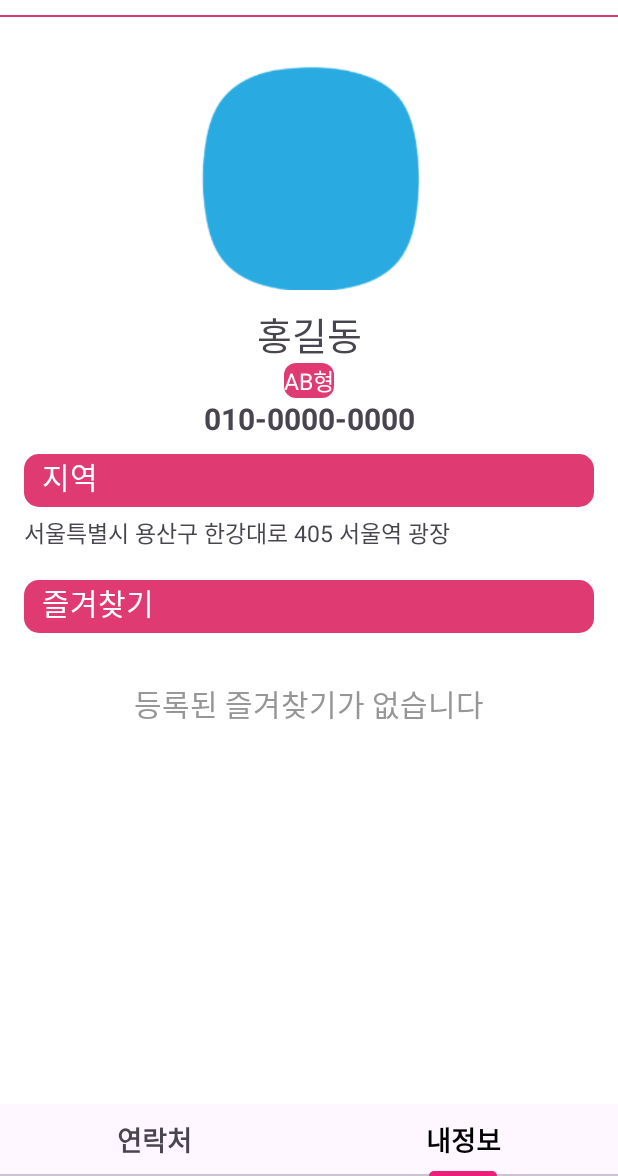
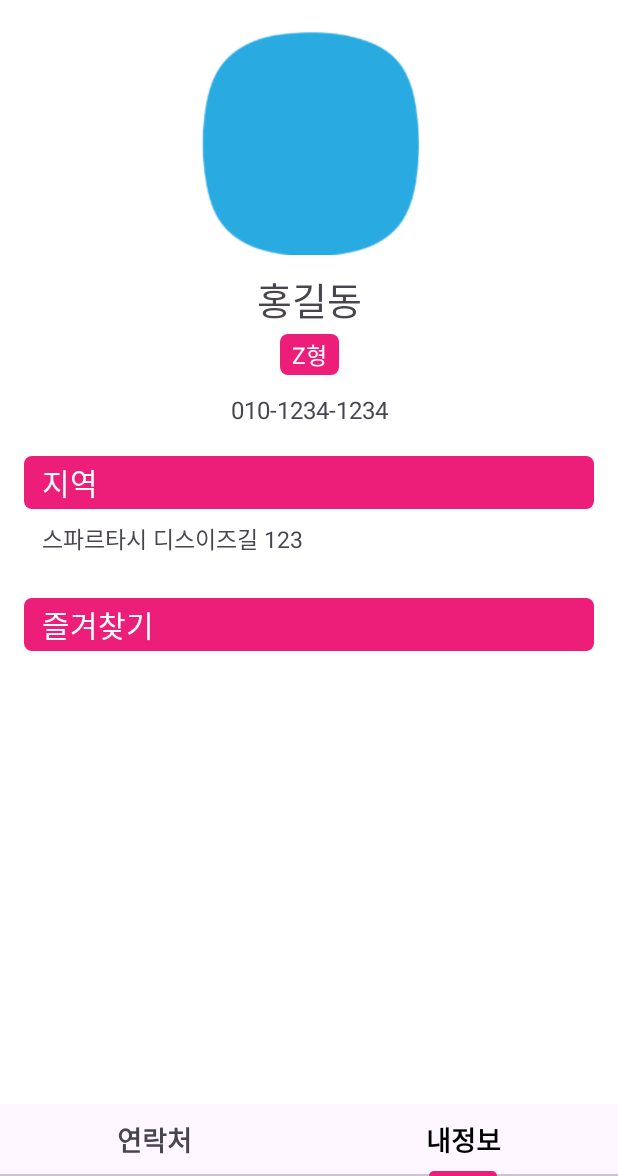
Before and after one commit to 9haejwo/contact_119, an Android app: the screen it shows after launch (MainActivity), item 2 of the bottom bar chosen, on a phone screen of 412 x 824 dp, the part 60-1236 px from its top. Run offline under Robolectric (Android 15) with nearby library versions, the phone set to English and light mode, and no system bars; libraries missing offline, so code that uses them is left out: coil.api.load; 2 statements that could not run were skipped.

Commit message:
[Feat]: my page

```diff
--- a/app/src/main/java/com/android/contact_119/MyPageFragment.kt
+++ b/app/src/main/java/com/android/contact_119/MyPageFragment.kt
@@ -1,5 +1,6 @@
 package com.android.contact_119
 
+import android.content.Context
 import android.os.Bundle
 import android.util.Log
 import androidx.fragment.app.Fragment
@@ -9,7 +10,10 @@ import android.view.ViewGroup
 import androidx.recyclerview.widget.GridLayoutManager
 import com.android.contact_119.databinding.FragmentMyPageBinding
 import com.android.contact_119.adapter.ContactListAdapter
+import com.android.contact_119.adapter.MyAdapter
+import com.android.contact_119.adapter.ViewPagerAdapter
 import com.android.contact_119.data.ContactItems
+import com.android.contact_119.fragment.ContactFragment
 import com.android.contact_119.manager.ContactItemManager
 import com.android.contact_119.manager.UserManager
 
@@ -17,7 +21,6 @@ class MyPageFragment : Fragment() {
     private val binding by lazy { FragmentMyPageBinding.inflate(layoutInflater) }
     private val layoutManager = GridLayoutManager(context, 1)
     private val listAdapter = ContactListAdapter(layoutManager)
-
     override fun onCreateView(
         inflater: LayoutInflater, container: ViewGroup?,
         savedInstanceState: Bundle?
@@ -27,11 +30,16 @@ class MyPageFragment : Fragment() {
 
     override fun onViewCreated(view: View, savedInstanceState: Bundle?) {
         super.onViewCreated(view, savedInstanceState)
+        setUP()
+    }
+
+    private fun setUP() {
         initRecyclerView()
         initInput()
+        updateView()
     }
 
-    private fun initRecyclerView(){
+    private fun initRecyclerView() {
         Log.i("my_page_test", "click")
 
         binding.mypageRecyclerview.adapter = listAdapter
@@ -42,6 +50,17 @@ class MyPageFragment : Fragment() {
     private fun initInput() {
         clickView()
         clickFavorite()
+    }
+
+    private fun updateView() {
+        val user = UserManager.getUserByName(nowUser)
+
+        with(binding) {
+            tvUesrname.text = user.userName
+            tvBloodtype.text = user.bloodType
+            tvDetaillocate.text = user.location
+            tvPhonenum.text = user.phoneNumber
+        }
     }
 
     private fun clickView() {
@@ -81,8 +100,8 @@ class MyPageFragment : Fragment() {
             ) {
                 listAdapter.submitList(favoriteList)
             }
-        }.also { fragment.refrecher = it }
+        }.also {
+            fragment.refrecher = it
+        }
     }
-
-
 }
--- a/app/src/main/java/com/android/contact_119/adapter/ViewPagerAdapter.kt
+++ b/app/src/main/java/com/android/contact_119/adapter/ViewPagerAdapter.kt
@@ -16,6 +16,5 @@ class ViewPagerAdapter(private val mainActivity: MainActivity) :
             1 -> MyPageFragment()
             else -> throw IllegalStateException("포지션 에러")
         }
-
     }
 }
--- a/app/src/main/java/com/android/contact_119/fragment/ContactFragment.kt
+++ b/app/src/main/java/com/android/contact_119/fragment/ContactFragment.kt
@@ -36,6 +36,7 @@ class ContactFragment : Fragment(), ContactDataListener {
     private val listAdapter by lazy { ContactListAdapter(gridLayoutManager) }
     private val gridLayoutManager = GridLayoutManager(context, 1)
     private lateinit var itemTouchHelper: ItemTouchHelper
+    private val myPageRefresher: DetailFragment.RefreshRecyclerView? = null
 
     override fun onCreateView(
         inflater: LayoutInflater, container: ViewGroup?,
@@ -136,6 +137,7 @@ class ContactFragment : Fragment(), ContactDataListener {
                 UserManager.registFavoriteItem(nowUser, item.ItemID)
                 ContactItemManager.checkFavorite(item.ItemID)
                 listAdapter.submitList(ContactItemManager.sortAllWithHeader().toList())
+                myPageRefresher?.refreshRecycler(ContactItemManager.sortAllWithHeader(), ContactItemManager.sortFavoriteWithHeader())
             }
         }.also { listAdapter.favoriteClick = it }
     }
--- /dev/null
+++ b/app/src/main/res/drawable/box_background.xml
@@ -0,0 +1,9 @@
+<?xml version="1.0" encoding="utf-8"?>
+<selector xmlns:android="http://schemas.android.com/apk/res/android">
+    <item>
+        <shape android:shape="rectangle">
+            <solid android:color="@color/main_color" />
+            <corners android:radius="5dp" />
+        </shape>
+    </item>
+</selector>
--- a/app/src/main/res/layout/fragment_contact.xml
+++ b/app/src/main/res/layout/fragment_contact.xml
@@ -40,7 +40,6 @@
                         app:layout_constraintBottom_toBottomOf="parent"
                         app:layout_constraintEnd_toEndOf="parent"
                         app:layout_constraintStart_toStartOf="parent" />
-
 
                 </androidx.constraintlayout.widget.ConstraintLayout>
 
--- a/app/src/main/res/layout/fragment_my_page.xml
+++ b/app/src/main/res/layout/fragment_my_page.xml
@@ -1,19 +1,30 @@
 <?xml version="1.0" encoding="utf-8"?>
-<ScrollView xmlns:android="http://schemas.android.com/apk/res/android"
+<androidx.constraintlayout.widget.ConstraintLayout xmlns:android="http://schemas.android.com/apk/res/android"
     xmlns:app="http://schemas.android.com/apk/res-auto"
     android:layout_width="match_parent"
+    android:layout_height="match_parent"
+    android:background="@color/white">
+
+    <androidx.coordinatorlayout.widget.CoordinatorLayout
+        android:layout_width="match_parent"
+        android:layout_height="match_parent"
+        android:background="@color/white">
+
+        <com.google.android.material.appbar.AppBarLayout
+            android:layout_width="match_parent"
+            android:layout_height="wrap_content">
+
+            <com.google.android.material.appbar.CollapsingToolbarLayout
+                android:layout_width="match_parent"
+                android:layout_height="match_parent"
+                app:layout_scrollFlags="scroll|exitUntilCollapsed">
+
+                <androidx.appcompat.widget.Toolbar
+                    android:layout_width="match_parent"
+                    android:layout_height="48dp"
                     android:background="@color/white"
-    android:layout_height="match_parent">
-
-    <androidx.constraintlayout.widget.ConstraintLayout
-        android:layout_width="match_parent"
-        android:layout_height="match_parent">
-
-        <androidx.constraintlayout.widget.ConstraintLayout
-            android:id="@+id/top_contents"
-            android:layout_width="match_parent"
-            android:layout_height="wrap_content"
-            app:layout_constraintTop_toTopOf="parent">
+                    android:elevation="10dp"
+                    app:layout_collapseMode="pin">
 
                     <ImageView
                         android:id="@+id/iv_top_logo"
@@ -26,24 +37,22 @@
                         app:layout_constraintStart_toStartOf="parent"
                         app:layout_constraintTop_toTopOf="parent" />
 
-            <View
-                android:id="@+id/top_line"
+                </androidx.appcompat.widget.Toolbar>
+
+                <androidx.constraintlayout.widget.ConstraintLayout
                     android:layout_width="match_parent"
-                android:layout_height="1dp"
-                android:layout_marginTop="10dp"
-                android:background="#DF3A72"
-                app:layout_constraintTop_toBottomOf="@id/iv_top_logo" />
+                    android:layout_height="match_parent"
+                    android:background="@color/white">
 
                     <ImageView
                         android:id="@+id/img_profil"
                         android:layout_width="150dp"
                         android:layout_height="150dp"
-                android:layout_marginTop="32dp"
+                        android:layout_marginTop="60dp"
                         android:src="@drawable/user_sample"
                         app:layout_constraintEnd_toEndOf="parent"
                         app:layout_constraintStart_toStartOf="parent"
-                app:layout_constraintTop_toBottomOf="@+id/top_line" />
-
+                        app:layout_constraintTop_toTopOf="parent" />
 
                     <TextView
                         android:id="@+id/tv_uesrname"
@@ -56,127 +65,87 @@
                         app:layout_constraintStart_toStartOf="parent"
                         app:layout_constraintTop_toBottomOf="@id/img_profil" />
 
-            <androidx.cardview.widget.CardView
-                android:id="@+id/iconItemCardView"
-                android:layout_width="wrap_content"
-                android:layout_height="wrap_content"
-                app:cardCornerRadius="8dp"
-                app:cardElevation="0dp"
-                app:layout_constraintEnd_toEndOf="parent"
-                app:layout_constraintStart_toStartOf="parent"
-                app:layout_constraintTop_toBottomOf="@+id/tv_uesrname">
-
                     <TextView
                         android:id="@+id/tv_bloodtype"
                         android:layout_width="wrap_content"
                         android:layout_height="wrap_content"
-                    android:background="#DF3A72"
+                        android:layout_marginTop="4dp"
+                        android:background="@drawable/box_background"
+                        android:paddingHorizontal="8dp"
+                        android:paddingVertical="2dp"
                         android:text="AB형"
                         android:textColor="@color/white"
-                    android:textSize="15sp" />
+                        android:textSize="15sp"
+                        app:layout_constraintEnd_toEndOf="parent"
+                        app:layout_constraintStart_toStartOf="parent"
+                        app:layout_constraintTop_toBottomOf="@id/tv_uesrname" />
 
-            </androidx.cardview.widget.CardView>
 
                     <TextView
                         android:id="@+id/tv_phonenum"
                         android:layout_width="wrap_content"
                         android:layout_height="wrap_content"
+                        android:layout_marginTop="12dp"
                         android:text="010-0000-0000"
-                android:textSize="20sp"
-                android:textStyle="bold"
+                        android:textSize="16sp"
                         app:layout_constraintEnd_toEndOf="parent"
                         app:layout_constraintStart_toStartOf="parent"
-                app:layout_constraintTop_toBottomOf="@id/iconItemCardView"
-
-                />
-
-            <androidx.cardview.widget.CardView
-                android:id="@+id/iconItemCardView2"
-                android:layout_width="match_parent"
-                android:layout_height="wrap_content"
-                android:layout_marginHorizontal="16dp"
-                android:layout_marginTop="10dp"
-                app:cardCornerRadius="10dp"
-                app:cardElevation="0dp"
-                app:layout_constraintEnd_toEndOf="parent"
-                app:layout_constraintStart_toStartOf="parent"
-                app:layout_constraintTop_toBottomOf="@+id/tv_phonenum">
+                        app:layout_constraintTop_toBottomOf="@id/tv_bloodtype" />
 
                     <TextView
                         android:id="@+id/tv_locate"
                         android:layout_width="match_parent"
                         android:layout_height="35dp"
-                    android:background="#DF3A72"
+                        android:layout_marginHorizontal="16dp"
+                        android:layout_marginTop="20dp"
+                        android:background="@drawable/box_background"
+                        android:gravity="center|start"
                         android:paddingStart="12dp"
                         android:text="지역"
                         android:textColor="@color/white"
                         android:textSize="20sp"
                         app:layout_constraintEnd_toEndOf="parent"
                         app:layout_constraintStart_toStartOf="parent"
-                    app:layout_constraintTop_toBottomOf="parent" />
-
-            </androidx.cardview.widget.CardView>
+                        app:layout_constraintTop_toBottomOf="@id/tv_phonenum" />
 
                     <TextView
                         android:id="@+id/tv_detaillocate"
                         android:layout_width="wrap_content"
                         android:layout_height="wrap_content"
-                android:layout_marginTop="5dp"
+                        android:layout_marginStart="12dp"
+                        android:layout_marginTop="8dp"
                         android:text="서울특별시 용산구 한강대로 405 서울역 광장"
                         android:textSize="15dp"
-                app:layout_constraintStart_toStartOf="@id/iconItemCardView2"
-                app:layout_constraintTop_toBottomOf="@+id/iconItemCardView2" />
-
-            <androidx.cardview.widget.CardView
-                android:id="@+id/iconItemCardView3"
-                android:layout_width="match_parent"
-                android:layout_height="wrap_content"
-                android:layout_marginHorizontal="16dp"
-                android:layout_marginTop="20dp"
-                app:cardCornerRadius="10dp"
-                app:cardElevation="0dp"
-                app:layout_constraintEnd_toEndOf="parent"
-                app:layout_constraintStart_toStartOf="parent"
-                app:layout_constraintTop_toBottomOf="@+id/tv_detaillocate">
+                        app:layout_constraintStart_toStartOf="@id/tv_locate"
+                        app:layout_constraintTop_toBottomOf="@+id/tv_locate" />
 
                     <TextView
                         android:id="@+id/tv_liked"
                         android:layout_width="match_parent"
                         android:layout_height="35dp"
-                    android:background="#DF3A72"
+                        android:layout_marginHorizontal="16dp"
+                        android:layout_marginTop="28dp"
+                        android:background="@drawable/box_background"
+                        android:gravity="center|start"
                         android:paddingStart="12dp"
                         android:text="즐겨찾기"
                         android:textColor="@color/white"
                         android:textSize="20sp"
                         app:layout_constraintEnd_toEndOf="parent"
-                    app:layout_constraintStart_toStartOf="parent"
-                    app:layout_constraintTop_toBottomOf="parent" />
-
-            </androidx.cardview.widget.CardView>
+                        app:layout_constraintTop_toBottomOf="@id/tv_detaillocate" />
 
                 </androidx.constraintlayout.widget.ConstraintLayout>
 
-        <TextView
-            android:layout_width="wrap_content"
-            android:layout_height="wrap_content"
-            android:layout_marginTop="32dp"
-            android:text="등록된 즐겨찾기가 없습니다"
-            android:textColor="#969696"
-            android:textSize="20dp"
-            app:layout_constraintEnd_toEndOf="parent"
-            app:layout_constraintStart_toStartOf="parent"
-            app:layout_constraintTop_toBottomOf="@id/top_contents" />
+            </com.google.android.material.appbar.CollapsingToolbarLayout>
+
+        </com.google.android.material.appbar.AppBarLayout>
 
         <androidx.recyclerview.widget.RecyclerView
             android:id="@+id/mypage_recyclerview"
             android:layout_width="match_parent"
             android:layout_height="match_parent"
-            android:layout_marginTop="10dp"
-            android:nestedScrollingEnabled="false"
-            android:overScrollMode="never"
-            app:layout_constraintBottom_toBottomOf="parent"
-            app:layout_constraintTop_toBottomOf="@+id/top_contents" />
+            app:layout_behavior="com.google.android.material.appbar.AppBarLayout$ScrollingViewBehavior" />
+
+    </androidx.coordinatorlayout.widget.CoordinatorLayout>
 
 </androidx.constraintlayout.widget.ConstraintLayout>
-
-</ScrollView>
```
Also changed, not shown: app/src/main/java/com/android/contact_119/DetailFragment.kt (+13 -8 lines). Lines whose indentation alone changed are shown as unchanged.
